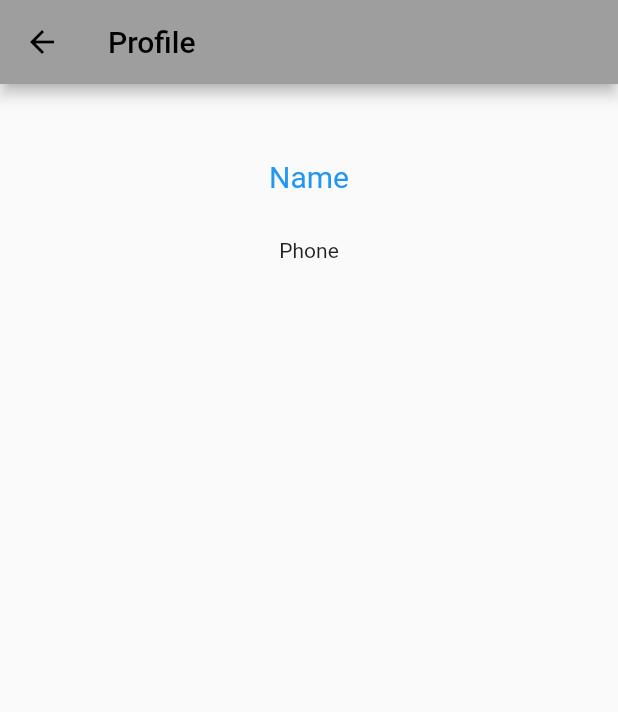
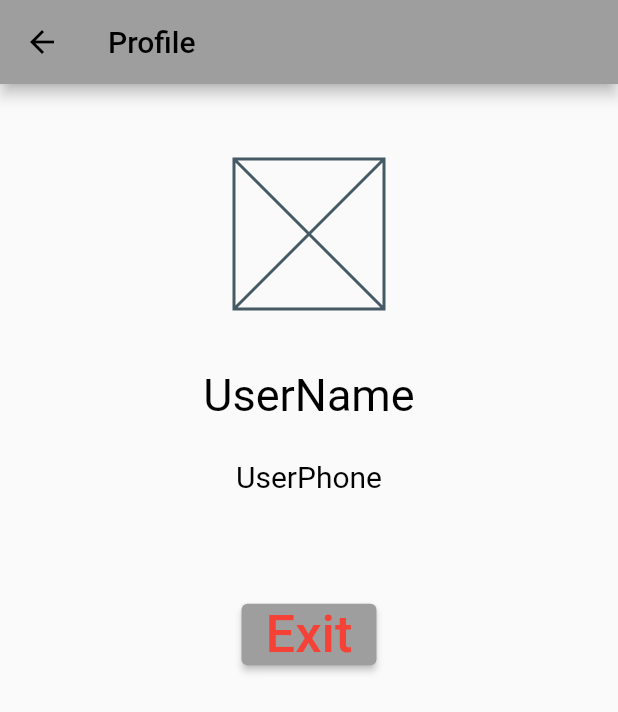
Before and after one commit to ChauveSouris/TestApp, a Flutter app: the ProfilePage screen opened directly, on a phone screen of 412 x 824 dp. Shown: the top 712 px of the screen. Run offline on Flutter 3.47's test engine with Material 2 defaults, Android fonts, the phone set to English and light mode, and no system bars.

Commit message:
Added Profile

```diff
--- a/lib/profile_page.dart
+++ b/lib/profile_page.dart
@@ -13,11 +13,27 @@ class ProfilePage extends StatelessWidget {
         child: Column(
           mainAxisAlignment: MainAxisAlignment.start,
           crossAxisAlignment: CrossAxisAlignment.center,
-          children: const [
-            SizedBox(height: 50,),
-            _UserName(),
-            SizedBox(height: 30,),
-            Text('Phone'),
+          children:  [
+            const _AvatarWidget(),
+            const Padding(padding: EdgeInsets.all(10.0)),
+            const SizedBox(height: 20.0,
+            ),
+            const Text('UserName',
+             style: TextStyle(color: Colors.black, fontSize: 30,),
+            ),
+            const SizedBox(height: 25.0,
+            ),
+            const Text('UserPhone',
+             style: TextStyle(color: Colors.black, fontSize: 20,),
+            ),
+            const SizedBox(height: 70.0,
+            ),
+            ElevatedButton(
+              child: const Text('Exit', style: TextStyle(
+                fontSize: 35,
+                color: Colors.red)),
+              onPressed: () {print('Log out of profile?');},
+           ),
           ],
         ),
       ),
@@ -25,17 +41,20 @@ class ProfilePage extends StatelessWidget {
   }
 }
 
-class _UserName extends StatelessWidget {
-  const _UserName();
+
+
+class _AvatarWidget extends StatelessWidget {
+  const _AvatarWidget({
+    Key? key,
+  }) : super(key: key);
 
   @override
   Widget build(BuildContext context) {
-    return const Text('Name',
-    style: TextStyle(
-      color: Colors.blue,
-      fontSize: 20,
-    )
-  );
-
+    return Container(
+      margin: const EdgeInsets.fromLTRB(0, 50, 0, 0),
+      width: 100,
+      height: 100,
+      child: const Placeholder(),
+    );
   }
 }
```
